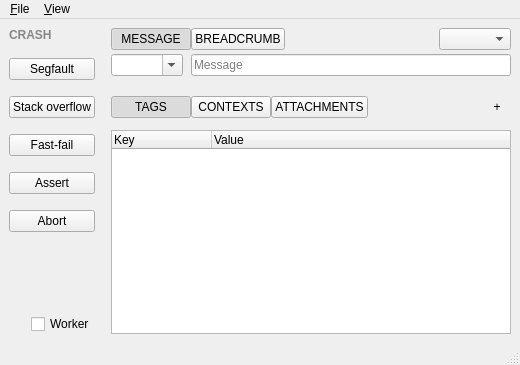
Above: sentrywindow.ui from jpnurmi/sentry-playground before the change. Below: the same form after it.
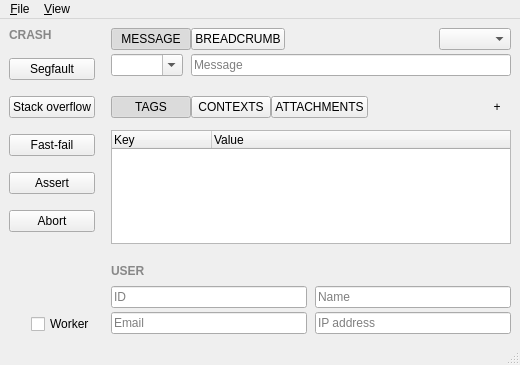
That is the form after the change.

What changed in the file:
```diff
--- a/sentrywindow.ui
+++ b/sentrywindow.ui
@@ -324,6 +324,77 @@
           </item>
          </layout>
         </item>
+        <item>
+         <spacer name="userSectionSpacer">
+          <property name="orientation">
+           <enum>Qt::Orientation::Vertical</enum>
+          </property>
+          <property name="sizeType">
+           <enum>QSizePolicy::Policy::Fixed</enum>
+          </property>
+          <property name="sizeHint" stdset="0">
+           <size>
+            <width>0</width>
+            <height>16</height>
+           </size>
+          </property>
+         </spacer>
+        </item>
+        <item>
+         <layout class="QVBoxLayout" name="userSection">
+          <property name="spacing">
+           <number>8</number>
+          </property>
+          <item>
+           <widget class="QLabel" name="userHeader">
+            <property name="styleSheet">
+             <string notr="true">color: #888; font-weight: bold;</string>
+            </property>
+            <property name="text">
+             <string>USER</string>
+            </property>
+           </widget>
+          </item>
+          <item>
+           <layout class="QGridLayout" name="userGrid">
+            <property name="horizontalSpacing">
+             <number>8</number>
+            </property>
+            <property name="verticalSpacing">
+             <number>4</number>
+            </property>
+            <item row="0" column="0">
+             <widget class="QLineEdit" name="userIdEdit">
+              <property name="placeholderText">
+               <string>ID</string>
+              </property>
+             </widget>
+            </item>
+            <item row="0" column="1">
+             <widget class="QLineEdit" name="userNameEdit">
+              <property name="placeholderText">
+               <string>Name</string>
+              </property>
+             </widget>
+            </item>
+            <item row="1" column="0">
+             <widget class="QLineEdit" name="userEmailEdit">
+              <property name="placeholderText">
+               <string>Email</string>
+              </property>
+             </widget>
+            </item>
+            <item row="1" column="1">
+             <widget class="QLineEdit" name="userIpEdit">
+              <property name="placeholderText">
+               <string>IP address</string>
+              </property>
+             </widget>
+            </item>
+           </layout>
+          </item>
+         </layout>
+        </item>
        </layout>
       </item>
      </layout>
```
